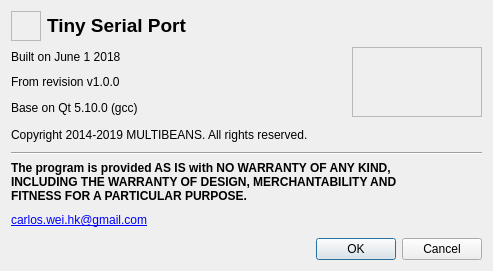
First picture: the form in aboutdialog.ui, repository carloscn/tinyserial, before the edit.
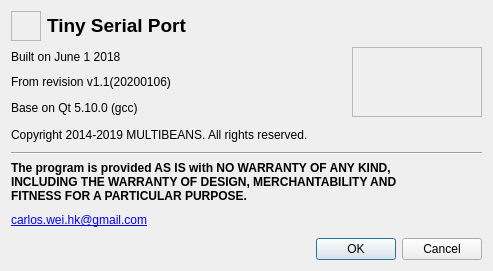
Second picture: the form after the edit. Icons and pictures are not drawn.

The edit to the form file:
```diff
--- a/aboutdialog.ui
+++ b/aboutdialog.ui
@@ -67,7 +67,7 @@
        <item>
         <widget class="QLabel" name="label_8">
          <property name="text">
-          <string>From revision v1.0.0</string>
+          <string>From revision v1.1(20200106)</string>
          </property>
         </widget>
        </item>
```
